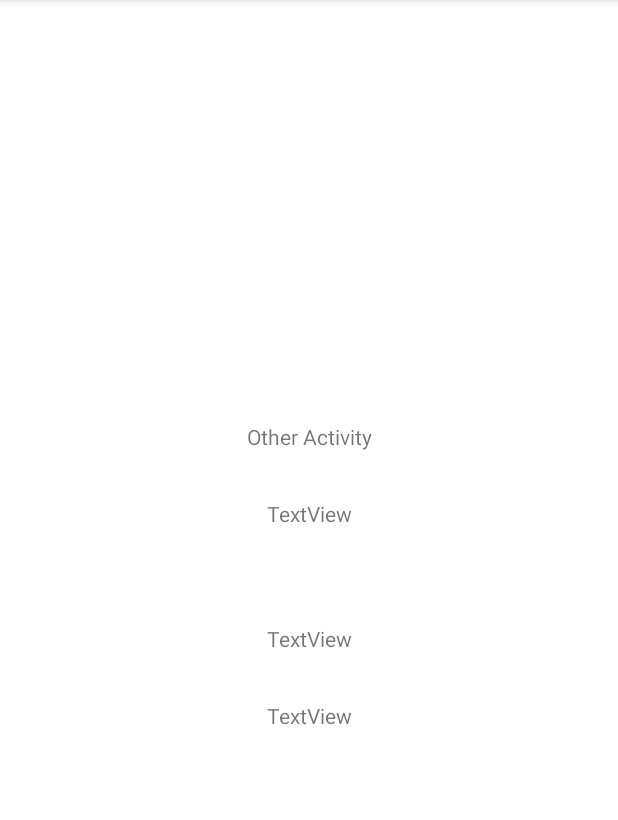
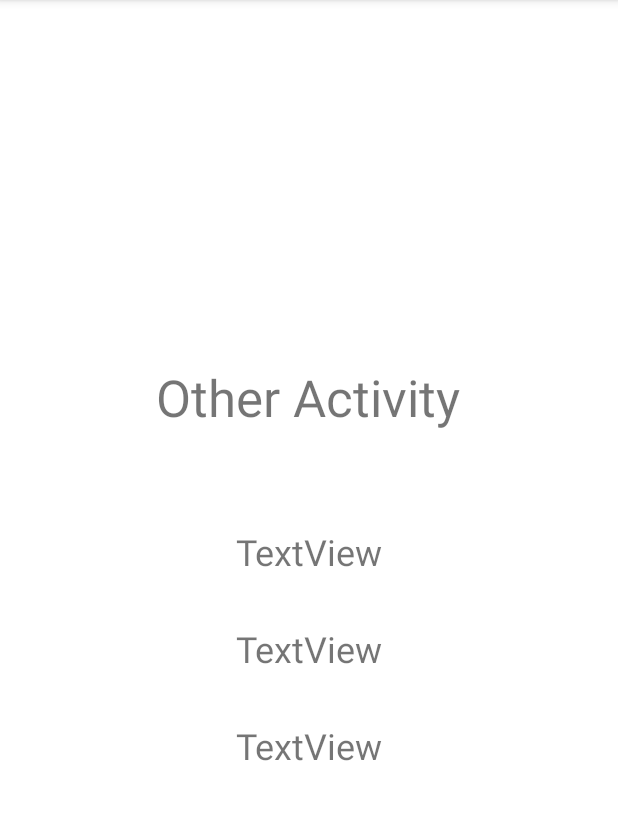
Before and after one commit to MiikaBA/Placeholder_Project, an Android app: the ActivityDetails screen opened directly, with no data from a screen before it, on a phone screen of 412 x 824 dp, the part 84-904 px from its top. Run offline under Robolectric (Android 15) with nearby library versions, the light colour scheme and no system bars; 8 statements that could not run were skipped.

Commit message:
SportsDiary Final. (ilman kommentteja)

```diff
--- a/app/src/main/java/com/example/placeholder_project/SportsDiary/Activities/ActivityDetails.java
+++ b/app/src/main/java/com/example/placeholder_project/SportsDiary/Activities/ActivityDetails.java
@@ -34,10 +34,10 @@
             toSet.setText("Other Activity");
         }
         toSet = findViewById(R.id.timeLV);
-        toSet.setText(Integer.toString(actToShow.getTimeSpent()) + " min.");
+        toSet.setText("Duration: " + Integer.toString(actToShow.getTimeSpent()) + " min.");
 
         toSet = findViewById(R.id.calLV);
-        toSet.setText(Integer.toString(actToShow.getCalsBurnt()) + " kcal.");
+        toSet.setText("Burned: " + Integer.toString(actToShow.getCalsBurnt()) + " kcal.");
 
         toSet = findViewById(R.id.descLV);
         toSet.setText(actToShow.getDescription());
--- a/app/src/main/res/layout/activity_details.xml
+++ b/app/src/main/res/layout/activity_details.xml
@@ -18,8 +18,8 @@
         android:id="@+id/timeLV"
         android:layout_width="wrap_content"
         android:layout_height="wrap_content"
-        android:layout_marginBottom="32dp"
         android:text="TextView"
+        android:textSize="24sp"
         app:layout_constraintBottom_toTopOf="@+id/guideline5"
         app:layout_constraintEnd_toEndOf="parent"
         app:layout_constraintStart_toStartOf="parent" />
@@ -28,10 +28,12 @@
         android:id="@+id/actTypeLV"
         android:layout_width="wrap_content"
         android:layout_height="wrap_content"
-        android:layout_marginBottom="32dp"
+        android:layout_marginBottom="64dp"
         android:text="TextView"
+        android:textSize="34sp"
         app:layout_constraintBottom_toTopOf="@+id/timeLV"
         app:layout_constraintEnd_toEndOf="parent"
+        app:layout_constraintHorizontal_bias="0.498"
         app:layout_constraintStart_toStartOf="parent" />
 
     <TextView
@@ -40,6 +42,7 @@
         android:layout_height="wrap_content"
         android:layout_marginTop="32dp"
         android:text="TextView"
+        android:textSize="24sp"
         app:layout_constraintEnd_toEndOf="parent"
         app:layout_constraintStart_toStartOf="parent"
         app:layout_constraintTop_toTopOf="@+id/guideline5" />
@@ -50,6 +53,7 @@
         android:layout_height="wrap_content"
         android:layout_marginTop="32dp"
         android:text="TextView"
+        android:textSize="24sp"
         app:layout_constraintEnd_toEndOf="parent"
         app:layout_constraintStart_toStartOf="parent"
         app:layout_constraintTop_toBottomOf="@+id/calLV" />
```
Also changed, not shown: app/src/main/java/com/example/placeholder_project/SportsDiary/Activities/SportsDiary.java (+0 -7 lines).
